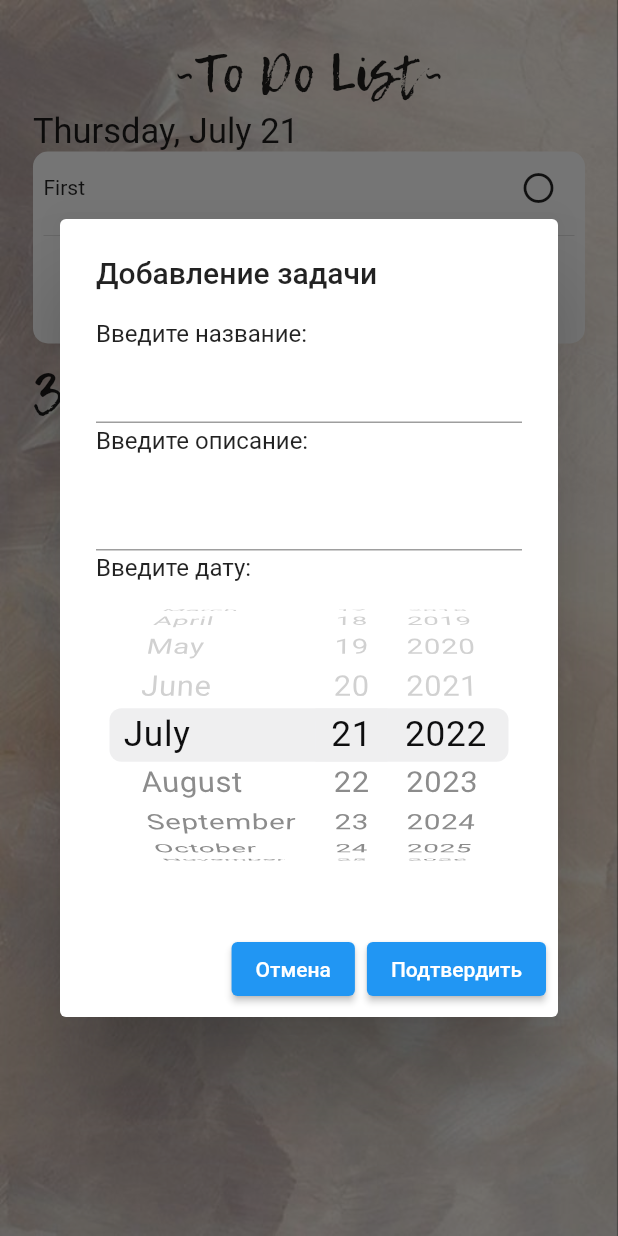
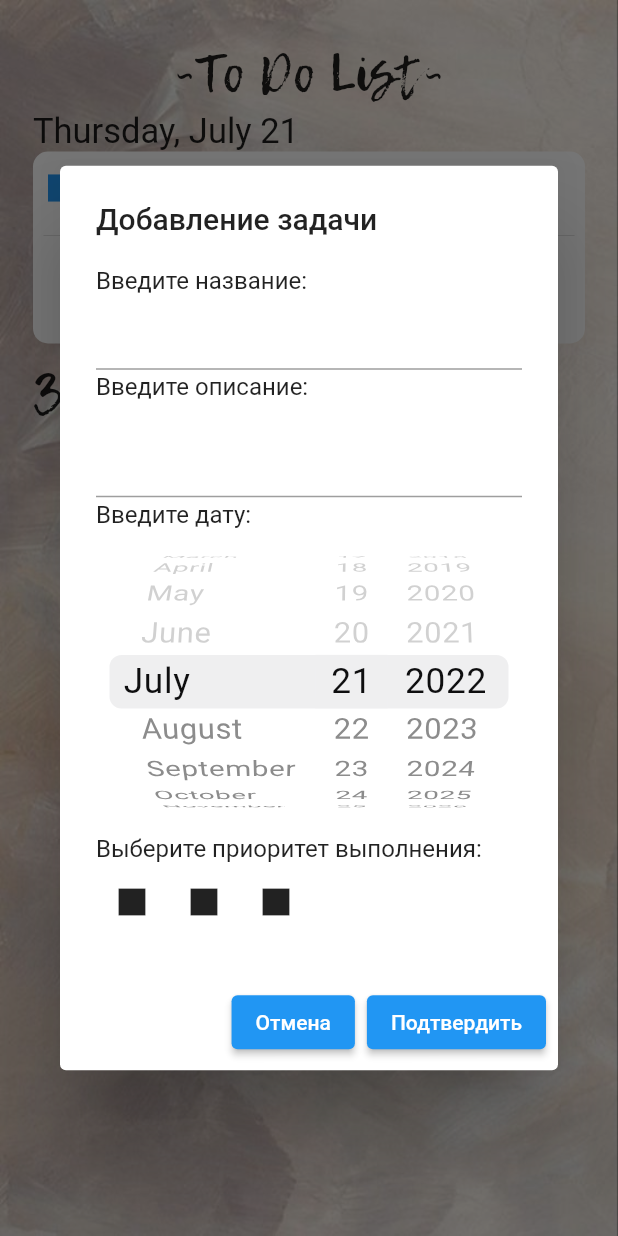
Before and after one commit to Stuzja/todo_list, a Flutter app: the screen it shows after launch, after a tap on the "add circle outline" icon, on a phone screen of 412 x 824 dp. Run offline on Flutter 3.47's test engine with Material 2 defaults, Android fonts, the phone set to English and light mode, and no system bars.

Commit message:
Добавлен приоритет задач, его можно выбирать и изменять

```diff
--- a/lib/widgets/dialogs/addnote_dialog.dart
+++ b/lib/widgets/dialogs/addnote_dialog.dart
@@ -1,5 +1,6 @@
 import 'package:flutter/material.dart';
 import 'package:flutter/cupertino.dart';
+import 'package:todo_list/widgets/note.dart';
 
 import '../functions.dart';
 
@@ -14,7 +15,9 @@ class AddNoteDialog extends StatefulWidget {
 class AddNoteDialogState extends State<AddNoteDialog> {
   String title = "";
   String text = "";
-  DateTime date = DateTime(DateTime.now().year, DateTime.now().month, DateTime.now().day);
+  DateTime date =
+      DateTime(DateTime.now().year, DateTime.now().month, DateTime.now().day);
+  Priority priority = Priority.medium;
 
   @override
   Widget build(BuildContext context) {
@@ -44,13 +47,35 @@ class AddNoteDialogState extends State<AddNoteDialog> {
           height: 200,
           child: CupertinoDatePicker(
             mode: CupertinoDatePickerMode.date,
-            initialDateTime:  DateTime(DateTime.now().year, DateTime.now().month, DateTime.now().day),
-            minimumDate:  DateTime(DateTime.now().year, DateTime.now().month, DateTime.now().day),
+            initialDateTime: DateTime(
+                DateTime.now().year, DateTime.now().month, DateTime.now().day),
+            minimumDate: DateTime(
+                DateTime.now().year, DateTime.now().month, DateTime.now().day),
             onDateTimeChanged: (DateTime newDateTime) {
               date = newDateTime;
             },
           ),
         ),
+        const Text("Выберите приоритет выполнения:"),
+        Row(
+          children: [
+            IconButton(
+                onPressed: () {
+                  priority = Priority.low;
+                },
+                icon: const Icon(Icons.square)),
+            IconButton(
+                onPressed: () {
+                  priority = Priority.medium;
+                },
+                icon: const Icon(Icons.square)),
+            IconButton(
+                onPressed: () {
+                  priority = Priority.high;
+                },
+                icon: const Icon(Icons.square)),
+          ],
+        )
       ])),
       actions: <Widget>[
         ElevatedButton(
@@ -64,7 +89,7 @@ class AddNoteDialogState extends State<AddNoteDialog> {
         ElevatedButton(
           child: const Text('Подтвердить'),
           onPressed: () {
-            widget.refreshFunc(() => addNote(title, text, date));
+            widget.refreshFunc(() => addNote(title, text, date, priority));
             Navigator.pop(context);
           },
         ),
--- a/lib/widgets/functions.dart
+++ b/lib/widgets/functions.dart
@@ -1,13 +1,14 @@
 import 'list_notes.dart';
 import 'note.dart';
 
-addNote(String title, String text, DateTime date) {
+addNote(String title, String text, DateTime date, Priority priority) {
   listWaiting.add(Note(
     title: title,
     text: text,
     completed: false,
     id: count + 1,
     date: date,
+    priority: priority
   ));
   count++;
 }
@@ -20,11 +21,12 @@ deleteNote(int id) {
   }
 }
 
-editNote(int id, String title, String text, DateTime date) {
+editNote(int id, String title, String text, DateTime date, Priority priority) {
   var index = listWaiting.indexWhere((element) => element.id == id);
   listWaiting[index].title = title;
   listWaiting[index].text = text;
   listWaiting[index].date = date;
+   listWaiting[index].priority = priority;
 }
 
 List<List<Note>> listDivider(List<Note> list) {
--- a/lib/widgets/list_notes.dart
+++ b/lib/widgets/list_notes.dart
@@ -3,7 +3,7 @@ import 'note.dart';
 int count = 0;
 
 List<Note> listWaiting = [
-  Note(id: 0, title: "First", text: "", date: DateTime.now(), completed: false)
+  Note(id: 0, title: "First", text: "", date: DateTime.now(), completed: false, priority: Priority.medium)
 ];
 
 List<Note> listReady = [];
--- a/lib/widgets/note.dart
+++ b/lib/widgets/note.dart
@@ -1,15 +1,18 @@
+enum Priority { low, medium, high }
+
 class Note {
   final int id;
   String title;
   String text;
   bool completed;
   DateTime date;
-
+  Priority priority;
   Note({
     required this.id,
     required this.title,
     required this.text,
     required this.completed,
     required this.date,
+    required this.priority,
   });
 }
--- a/lib/widgets/note_widget.dart
+++ b/lib/widgets/note_widget.dart
@@ -27,6 +27,21 @@ class NoteWidgetState extends State<NoteWidget> {
         child: Column(crossAxisAlignment: CrossAxisAlignment.start, children: [
           Row(
             children: [
+              if (widget.note.priority == Priority.low)
+                Icon(
+                  Icons.square,
+                  color: Colors.yellow,
+                ),
+              if (widget.note.priority == Priority.medium)
+                Icon(
+                  Icons.square,
+                  color: Colors.blue,
+                ),
+              if (widget.note.priority == Priority.high)
+                Icon(
+                  Icons.square,
+                  color: Colors.red,
+                ),
               Text(widget.note.title),
               const Spacer(),
               IconButton(
@@ -63,6 +78,7 @@ class NoteWidgetState extends State<NoteWidget> {
                             title: widget.note.title,
                             text: widget.note.text,
                             date: widget.note.date,
+                            priority: widget.note.priority,
                             refreshFunc: widget.refreshFunc),
                       );
                     },
```
Also changed, not shown: lib/widgets/dialogs/editnote_dialog.dart (+24 -1 lines).
